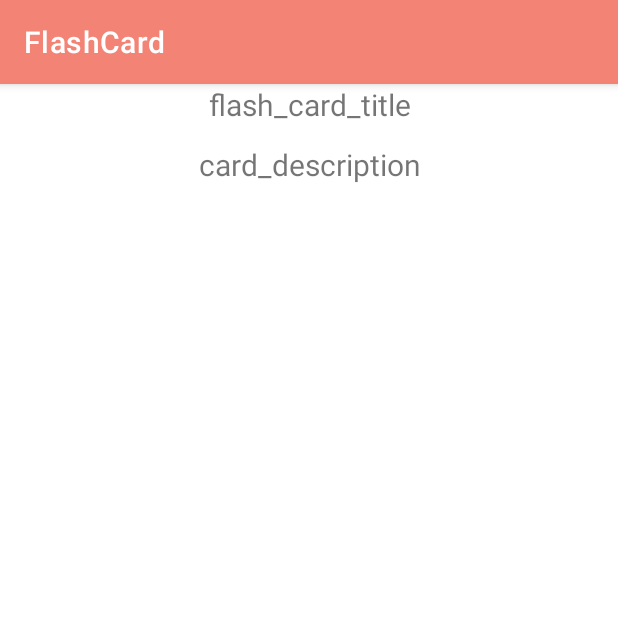
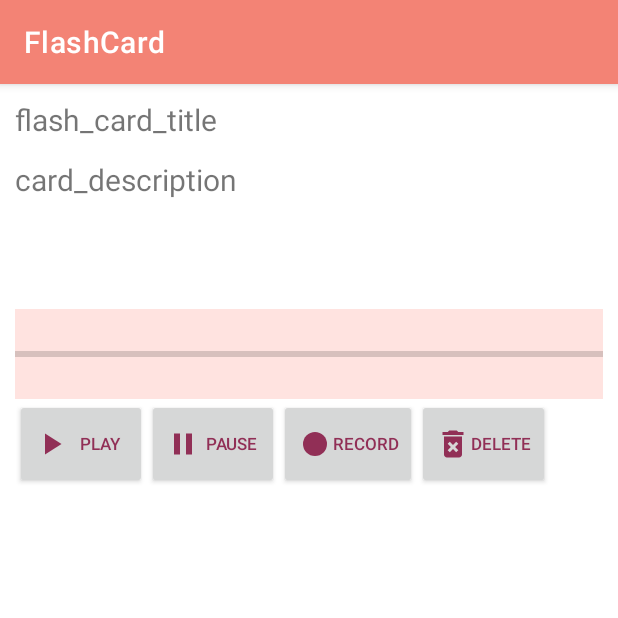
Before and after one commit to Loogibot/FlashCard, an Android app: the fragment card_template shown on its own in the app's theme, on a phone screen of 412 x 824 dp, the top half of it. Run offline under Robolectric (Android 15) with nearby library versions, the light colour scheme and no system bars.

Commit message:
recovered updates, almost lost a lot of progress

```diff
--- a/app/src/main/res/layout/activity_splash_screen.xml
+++ b/app/src/main/res/layout/activity_splash_screen.xml
@@ -13,6 +13,7 @@
     <!-- The primary full-screen view. This can be replaced with whatever view
          is needed to present your content, e.g. VideoView, SurfaceView,
          TextureView, etc. -->
+
     <TextView
         android:id="@+id/flash_card_title"
         android:layout_width="wrap_content"
--- a/app/src/main/res/layout/card_template.xml
+++ b/app/src/main/res/layout/card_template.xml
@@ -1,28 +1,52 @@
 <?xml version="1.0" encoding="utf-8"?>
-<LinearLayout xmlns:android="http://schemas.android.com/apk/res/android"
+<androidx.constraintlayout.widget.ConstraintLayout xmlns:android="http://schemas.android.com/apk/res/android"
+    xmlns:app="http://schemas.android.com/apk/res-auto"
     xmlns:tools="http://schemas.android.com/tools"
     android:layout_width="match_parent"
     android:layout_height="match_parent"
-    tools:context=".card_template"
-    android:orientation="vertical">
+    android:layout_margin="10dp"
+    android:orientation="vertical"
+    tools:context=".card_template">
 
-    <!-- TODO: Update blank fragment layout -->
+    <!--
+    Card layout with required title, description
+    and optional image and audio
+     -->
+
     <TextView
         android:id="@+id/flash_card_title"
         android:layout_width="match_parent"
         android:layout_height="40dp"
+        android:text="@string/flash_card_title"
         android:textSize="20sp"
-        android:textAlignment="center"
-        android:text="@string/flash_card_title" />
+        app:layout_constraintTop_toTopOf="parent"
+        tools:layout_editor_absoluteX="64dp" />
+
     <TextView
         android:id="@+id/card_description"
         android:layout_width="match_parent"
         android:layout_height="100dp"
+        android:text="@string/card_description"
         android:textSize="20sp"
-        android:textAlignment="center"
-        android:text="@string/card_description"/>
+        app:layout_constraintTop_toBottomOf="@+id/flash_card_title" />
 
+    <include
+        layout="@layout/audio_controls"
+        android:layout_width="match_parent"
+        android:layout_height="wrap_content"
+        app:layout_constraintEnd_toEndOf="parent"
+        app:layout_constraintHorizontal_bias="0.0"
+        app:layout_constraintStart_toStartOf="parent"
+        app:layout_constraintTop_toBottomOf="@+id/card_description" />
 
+    <ImageView
+        android:id="@+id/card_image"
+        android:layout_width="match_parent"
+        android:layout_height="wrap_content"
+        android:contentDescription="@string/card_description"
+        app:layout_constraintBottom_toBottomOf="parent"
+        app:layout_constraintLeft_toLeftOf="parent"
+        app:layout_constraintRight_toRightOf="parent"
+        app:layout_constraintStart_toEndOf="@+id/audio_controls" />
 
-
-</LinearLayout>
+</androidx.constraintlayout.widget.ConstraintLayout>
```
Also changed, not shown: app/src/main/res/layout/card_template-JOTTERBOT.xml (deleted, +0 -52 lines).
